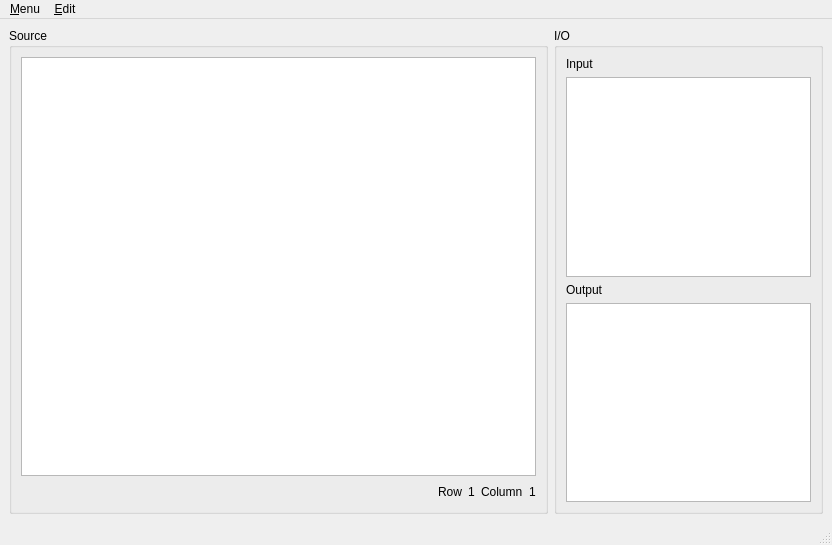
Qt form Editor/TextEditor/mainwindow.ui (ccebinger/SWPSoSe14) before a commit.
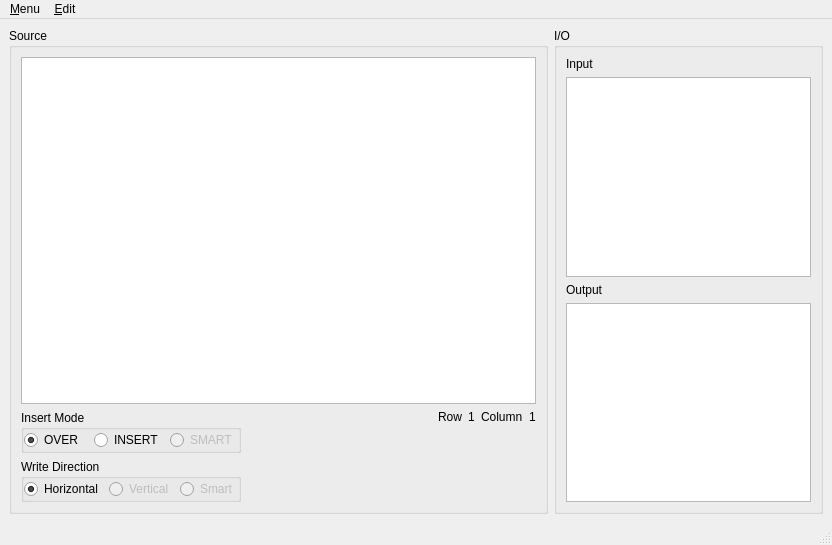
The same form after that commit. Custom widgets are drawn as their Qt base class.

Commit message: Added Radio Buttons for insert mode and write direction; added @ to basic syntax highlighting

```diff
--- a/Editor/TextEditor/mainwindow.ui
+++ b/Editor/TextEditor/mainwindow.ui
@@ -20,6 +20,9 @@
       <property name="title">
        <string>Source</string>
       </property>
+      <property name="flat">
+       <bool>false</bool>
+      </property>
       <layout class="QVBoxLayout" name="verticalLayout">
        <item>
         <widget class="EditTableWidget" name="ui_sourceEditTableWidget">
@@ -59,8 +62,92 @@
         </widget>
        </item>
        <item>
-        <layout class="QHBoxLayout" name="ui_ioHorizontalLayout">
-         <item>
+        <layout class="QGridLayout" name="gridLayout">
+         <item row="0" column="3">
+          <widget class="QLabel" name="ui_rowValueLabel">
+           <property name="text">
+            <string>1</string>
+           </property>
+           <property name="alignment">
+            <set>Qt::AlignLeading|Qt::AlignLeft|Qt::AlignTop</set>
+           </property>
+          </widget>
+         </item>
+         <item row="0" column="2">
+          <widget class="QLabel" name="ui_rowLabel">
+           <property name="text">
+            <string>Row</string>
+           </property>
+           <property name="alignment">
+            <set>Qt::AlignLeading|Qt::AlignLeft|Qt::AlignTop</set>
+           </property>
+          </widget>
+         </item>
+         <item row="0" column="5">
+          <widget class="QLabel" name="ui_columnValueLabel">
+           <property name="text">
+            <string>1</string>
+           </property>
+           <property name="alignment">
+            <set>Qt::AlignLeading|Qt::AlignLeft|Qt::AlignTop</set>
+           </property>
+          </widget>
+         </item>
+         <item row="0" column="0">
+          <widget class="QGroupBox" name="groupBox">
+           <property name="title">
+            <string>Insert Mode</string>
+           </property>
+           <layout class="QHBoxLayout" name="horizontalLayout_3">
+            <property name="leftMargin">
+             <number>0</number>
+            </property>
+            <property name="topMargin">
+             <number>0</number>
+            </property>
+            <property name="rightMargin">
+             <number>0</number>
+            </property>
+            <property name="bottomMargin">
+             <number>0</number>
+            </property>
+            <item>
+             <widget class="QRadioButton" name="ui_overRadioButton">
+              <property name="text">
+               <string>OVER</string>
+              </property>
+              <property name="checked">
+               <bool>true</bool>
+              </property>
+             </widget>
+            </item>
+            <item>
+             <widget class="QRadioButton" name="ui_insertRadioButton">
+              <property name="enabled">
+               <bool>true</bool>
+              </property>
+              <property name="text">
+               <string>INSERT</string>
+              </property>
+             </widget>
+            </item>
+            <item>
+             <widget class="QRadioButton" name="ui_smartInserRadioButton">
+              <property name="enabled">
+               <bool>false</bool>
+              </property>
+              <property name="text">
+               <string>SMART</string>
+              </property>
+              <property name="checkable">
+               <bool>true</bool>
+              </property>
+             </widget>
+            </item>
+           </layout>
+          </widget>
+         </item>
+         <item row="0" column="1">
           <spacer name="ui_sourceSpacer">
            <property name="orientation">
             <enum>Qt::Horizontal</enum>
@@ -73,32 +160,71 @@
            </property>
           </spacer>
          </item>
-         <item>
-          <widget class="QLabel" name="ui_rowLabel">
-           <property name="text">
-            <string>Row</string>
-           </property>
-          </widget>
-         </item>
-         <item>
-          <widget class="QLabel" name="ui_rowValueLabel">
-           <property name="text">
-            <string>1</string>
-           </property>
-          </widget>
-         </item>
-         <item>
+         <item row="0" column="4">
           <widget class="QLabel" name="ui_columnLabel">
            <property name="text">
             <string>Column</string>
            </property>
+           <property name="alignment">
+            <set>Qt::AlignLeading|Qt::AlignLeft|Qt::AlignTop</set>
+           </property>
           </widget>
          </item>
-         <item>
-          <widget class="QLabel" name="ui_columnValueLabel">
-           <property name="text">
-            <string>1</string>
+         <item row="1" column="0">
+          <widget class="QGroupBox" name="groupBox_2">
+           <property name="title">
+            <string>Write Direction</string>
            </property>
+           <layout class="QHBoxLayout" name="horizontalLayout_4">
+            <property name="leftMargin">
+             <number>0</number>
+            </property>
+            <property name="topMargin">
+             <number>0</number>
+            </property>
+            <property name="rightMargin">
+             <number>0</number>
+            </property>
+            <property name="bottomMargin">
+             <number>0</number>
+            </property>
+            <item>
+             <widget class="QRadioButton" name="ui_horizontalDirectionRadioButton">
+              <property name="text">
+               <string>Horizontal</string>
+              </property>
+              <property name="checked">
+               <bool>true</bool>
+              </property>
+             </widget>
+            </item>
+            <item>
+             <widget class="QRadioButton" name="ui_verticalDirectionRadioButton">
+              <property name="enabled">
+               <bool>false</bool>
+              </property>
+              <property name="text">
+               <string>Vertical</string>
+              </property>
+              <property name="checkable">
+               <bool>true</bool>
+              </property>
+             </widget>
+            </item>
+            <item>
+             <widget class="QRadioButton" name="ui_smartDirectionRadioButton">
+              <property name="enabled">
+               <bool>false</bool>
+              </property>
+              <property name="text">
+               <string>Smart</string>
+              </property>
+              <property name="checkable">
+               <bool>true</bool>
+              </property>
+             </widget>
+            </item>
+           </layout>
           </widget>
          </item>
         </layout>
```
Left out of the diff: 3 changed lines with no effect on the pictures. The commit also changes 1 other file.
